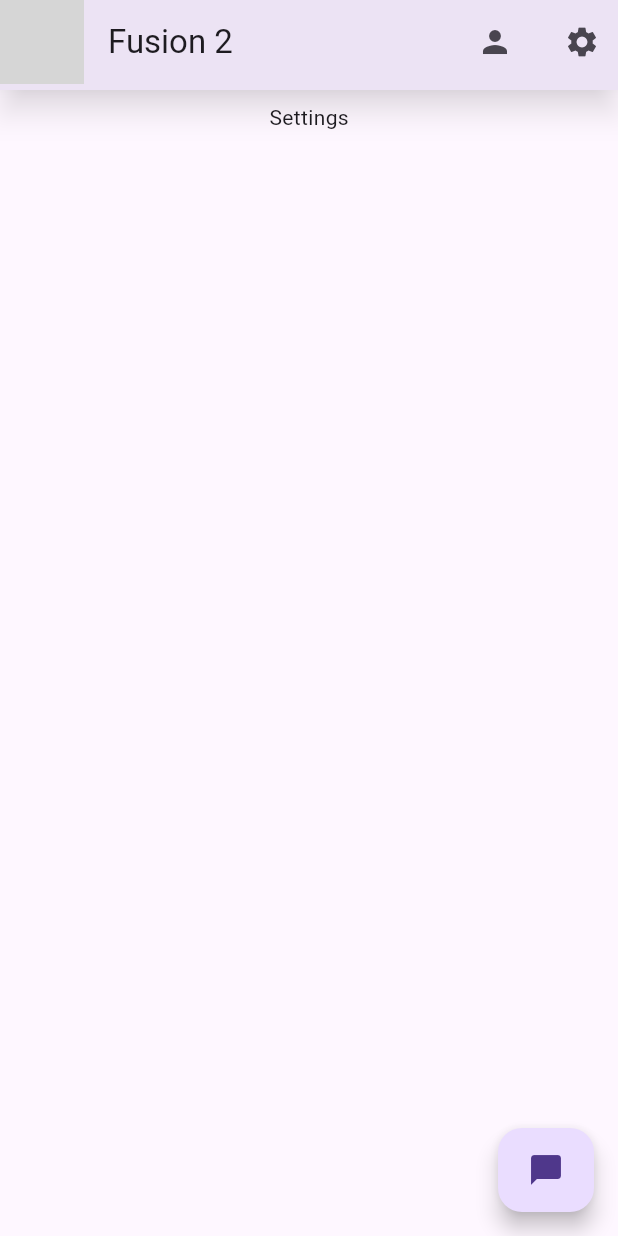
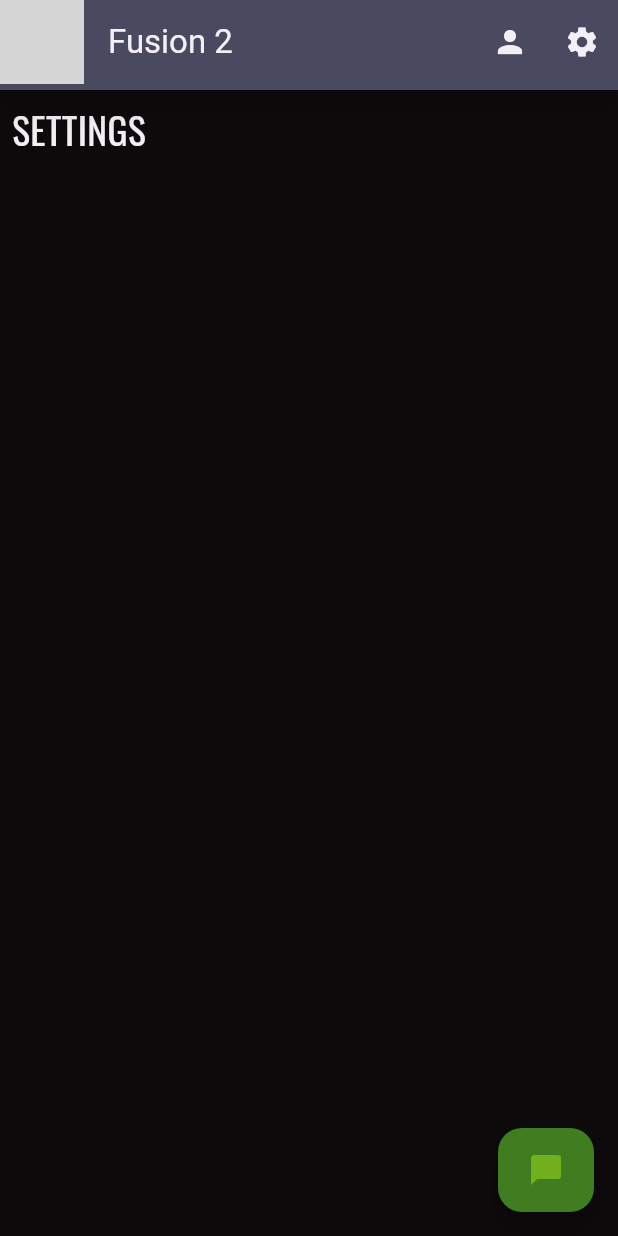
Before and after one commit to Angel0192/fusion2, a Flutter app: the HomePage screen opened directly, after a tap on the "settings" icon, on a phone screen of 412 x 824 dp. Run offline on Flutter 3.47's test engine with Material 3 defaults, Android fonts, the phone set to English and light mode, and no system bars; our stand-ins replace google_fonts; grey boxes are pictures that could not be loaded.

Commit message:
"Update"

```diff
--- a/lib/Components/NavBar.dart
+++ b/lib/Components/NavBar.dart
@@ -1,8 +1,9 @@
 import 'package:flutter/material.dart';
+import 'package:fusion2/constants.dart';
 import 'package:fusion2/profile.dart';
 import 'package:fusion2/settings.dart';
 
-class NavBar extends StatelessWidget implements PreferredSizeWidget{
+class NavBar extends StatelessWidget implements PreferredSizeWidget {
   const NavBar({super.key});
 
   @override
@@ -11,13 +12,22 @@ class NavBar extends StatelessWidget implements PreferredSizeWidget{
   @override
   Widget build(BuildContext context) {
     return AppBar(
+      backgroundColor: AppColors.charcoal,
+      foregroundColor: AppColors.text,
       elevation: 8,
       shadowColor: Colors.black54,
       title: Text("Fusion 2"),
       centerTitle: false,
-        leading: GestureDetector(onTap: () {
+      leading: GestureDetector(
+        onTap: () {
           Navigator.popUntil(context, (route) => route.isFirst);
-        }, child: Image.asset("./assets/Media/NAVSEA_logo.jpeg", width: 150, height: 215,),),
+        },
+        child: Image.asset(
+          "./assets/Media/NAVSEA_logo.jpeg",
+          width: 150,
+          height: 215,
+        ),
+      ),
       actions: [
         IconButton(
           onPressed: () {
@@ -27,7 +37,8 @@ class NavBar extends StatelessWidget implements PreferredSizeWidget{
                 opaque: false,
                 transitionDuration: const Duration(milliseconds: 350),
                 pageBuilder: (_, __, ___) => const ProfilePage(),
-        transitionsBuilder: (context, animation, secondaryAnimation, child) {
+                transitionsBuilder:
+                    (context, animation, secondaryAnimation, child) {
                   final curved = CurvedAnimation(
                     parent: animation,
                     curve: Curves.ease,
@@ -49,8 +60,6 @@ class NavBar extends StatelessWidget implements PreferredSizeWidget{
           },
           icon: const Icon(Icons.person),
         ),
-const SizedBox(width: 10),
-
         IconButton(
           onPressed: () {
             Navigator.push(
@@ -59,7 +68,8 @@ IconButton(
                 opaque: false,
                 transitionDuration: const Duration(milliseconds: 350),
                 pageBuilder: (_, __, ___) => const SettingsPage(),
-        transitionsBuilder: (context, animation, secondaryAnimation, child) {
+                transitionsBuilder:
+                    (context, animation, secondaryAnimation, child) {
                   final curved = CurvedAnimation(
                     parent: animation,
                     curve: Curves.linearToEaseOut,
@@ -81,7 +91,6 @@ IconButton(
           },
           icon: const Icon(Icons.settings),
         ),
-
       ],
     );
   }
--- /dev/null
+++ b/lib/Components/msgButton.dart
@@ -0,0 +1,36 @@
+import 'package:flutter/material.dart';
+import 'package:fusion2/messages.dart';
+
+class msgButton extends StatelessWidget {
+  const msgButton({super.key});
+
+  @override
+  Widget build(BuildContext context) {
+    return FloatingActionButton.extended(
+          foregroundColor: Color.fromRGBO(114, 176, 29, 1),
+          backgroundColor: Color.fromRGBO(63, 125, 32, 1),
+          onPressed: () {
+            Navigator.of(context).push(
+              PageRouteBuilder(
+                opaque: false, // keep false if MessagePage has transparency
+                transitionDuration: const Duration(milliseconds: 400),
+                pageBuilder: (_, __, ___) => const MessagePage(),
+                transitionsBuilder:
+                    (context, animation, secondaryAnimation, child) {
+                  final curvedAnimation = CurvedAnimation(
+                    parent: animation,
+                    curve: Curves.easeIn,
+                  );
+
+                  return ScaleTransition(
+                    scale: curvedAnimation,
+                    child: child,
+                  );
+                },
+              ),
+            );
+          },
+          label: const Icon(Icons.messenger),
+        );
+  }
+}
--- a/lib/Components/msgRow.dart
+++ b/lib/Components/msgRow.dart
@@ -6,7 +6,6 @@ class Msgrow extends StatelessWidget {
   @override
   Widget build(BuildContext context) {
     return Row(
-
       crossAxisAlignment: CrossAxisAlignment.center,
       children: [
 
--- /dev/null
+++ b/lib/constants.dart
@@ -0,0 +1,9 @@
+import 'package:flutter/material.dart';
+
+class AppColors{
+  static const Color night = Color(0xFF0D0A0B);
+  static const Color charcoal = Color(0xFF454955);
+  static const Color text = Color(0xFFF3EFF5);
+  static const Color appleGreen = Color(0xFF72B01D);
+  static const Color officeGreen = Color(0xFF3F7D20);
+}
--- a/lib/home.dart
+++ b/lib/home.dart
@@ -1,6 +1,7 @@
 import 'package:flutter/material.dart';
 import 'package:fusion2/Components/NavBar.dart';
-import 'package:fusion2/messages.dart';
+import 'package:fusion2/Components/msgButton.dart';
+import 'package:fusion2/constants.dart';
 
 class HomePage extends StatelessWidget {
   const HomePage({super.key});
@@ -8,39 +9,34 @@ class HomePage extends StatelessWidget {
   @override
   Widget build(BuildContext context) {
     return Scaffold(
+        backgroundColor: AppColors.night,
         appBar: NavBar(),
-        floatingActionButton: FloatingActionButton.extended(
-          onPressed: () {
-            Navigator.of(context).push(
-              PageRouteBuilder(
-                opaque: false, // keep false if MessagePage has transparency
-                transitionDuration: const Duration(milliseconds: 400),
-                pageBuilder: (_, __, ___) => const MessagePage(),
-                transitionsBuilder:
-                    (context, animation, secondaryAnimation, child) {
-                  final curvedAnimation = CurvedAnimation(
-                    parent: animation,
-                    curve: Curves.easeIn,
-                  );
-
-                  return ScaleTransition(
-                    scale: curvedAnimation,
-                    child: child,
-                  );
-                },
-              ),
-            );
-          },
-          label: const Icon(Icons.messenger),
-        ),
+        floatingActionButton: msgButton(),
         body: Padding(
             padding: const EdgeInsets.all(8.0),
             child: Center(
               child: Column(
                 children: [
-                  Text("Home"),
+                  SizedBox(
+                    width: 500,
+                    height: 450,
+                    child: Card.filled(
+                    shadowColor: Colors.white38,
+                    elevation: 5,
+                    color: AppColors.charcoal,
+                    child: Padding(
+                      padding: const EdgeInsets.all(8.0),
+                      child: Column(
+                        mainAxisAlignment: MainAxisAlignment.center,
+                        children: [
+                          Text("Testing out the waters", style: TextStyle(color: AppColors.text),)
+                      ],),
+                    )
+                    ),
+                  )
                 ],
               ),
-            )));
+            ))
+            );
   }
 }
--- a/lib/main.dart
+++ b/lib/main.dart
@@ -1,5 +1,6 @@
 import 'package:flutter/material.dart';
 import 'package:fusion2/home.dart';
+import 'package:fusion2/login.dart';
 
 void main(){
   runApp(const MainPage());
@@ -13,7 +14,7 @@ class MainPage extends StatelessWidget {
     return const MaterialApp(
       title: "Fusion Dos",
       debugShowCheckedModeBanner: false,
-      home: HomePage(),
+      home: loginPage(),
     );
   }
 }
--- a/lib/settings.dart
+++ b/lib/settings.dart
@@ -1,6 +1,8 @@
 import 'package:flutter/material.dart';
 import 'package:fusion2/Components/NavBar.dart';
-import 'package:fusion2/messages.dart';
+import 'package:fusion2/Components/msgButton.dart';
+import 'package:fusion2/constants.dart';
+import 'package:google_fonts/google_fonts.dart';
 
 class SettingsPage extends StatefulWidget {
   const SettingsPage({super.key});
@@ -13,38 +15,22 @@ class _SettingsPageState extends State<SettingsPage> {
   @override
   Widget build(BuildContext context) {
     return Scaffold(
+      backgroundColor: AppColors.night,
       appBar: NavBar(),
-      floatingActionButton: FloatingActionButton.extended(
-          onPressed: () {
-            Navigator.of(context).push(
-              PageRouteBuilder(
-                opaque: false, // keep false if MessagePage has transparency
-                transitionDuration: const Duration(milliseconds: 400),
-                pageBuilder: (_, __, ___) => const MessagePage(),
-                transitionsBuilder:
-                    (context, animation, secondaryAnimation, child) {
-                  final curvedAnimation = CurvedAnimation(
-                    parent: animation,
-                    curve: Curves.easeIn,
-                  );
-
-                  return ScaleTransition(
-                    scale: curvedAnimation,
-                    child: child,
-                  );
-                },
-              ),
-            );
-          },
-          label: const Icon(Icons.messenger),
-        ),
+      floatingActionButton: msgButton(),
       body: Padding(
         padding: const EdgeInsets.all(8.0),
-        child: Center(child: Column(
+        child: Column(
           children: [
-            Text("Settings")
-          ],),
-          ))
+            Text("SETTINGS", style: GoogleFonts.oswald(color: AppColors.text, fontSize: 25)),
+
+            Expanded(child: Column(
+              children: [
+              ],
+            ))
+          ],
+        )
+        ),
     );
   }
 }
```
Also changed, not shown: lib/login.dart (added, +34 -0 lines), lib/messages.dart (+23 -26 lines), lib/profile.dart (+4 -25 lines). Lines whose indentation alone changed are shown as unchanged.
